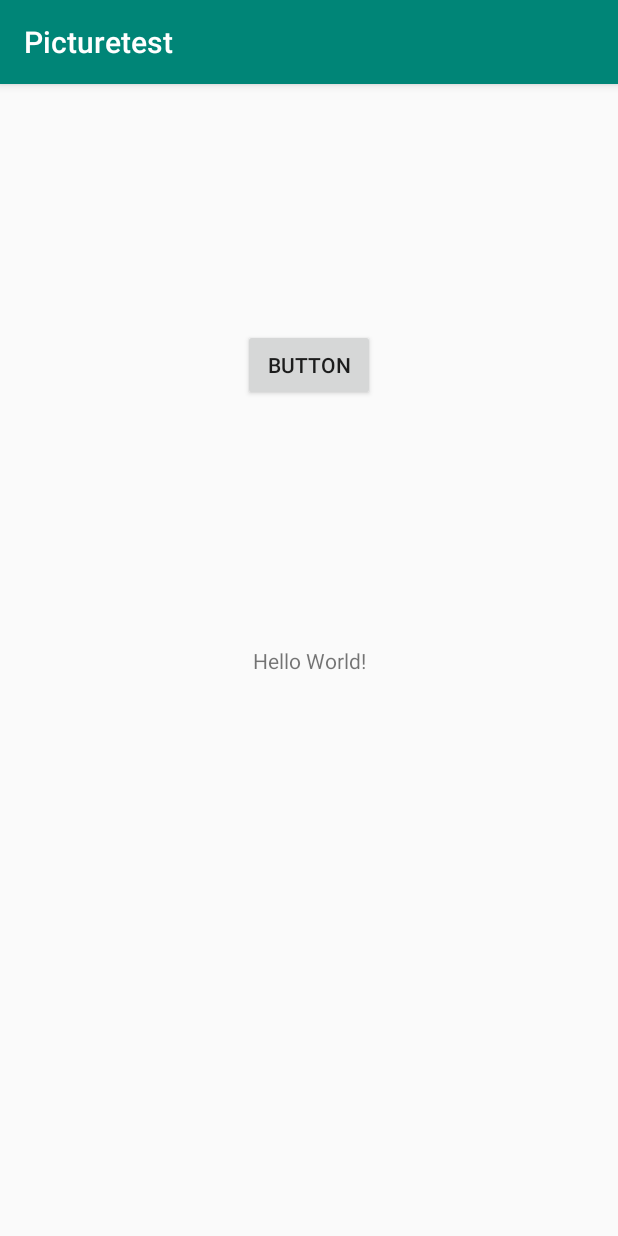
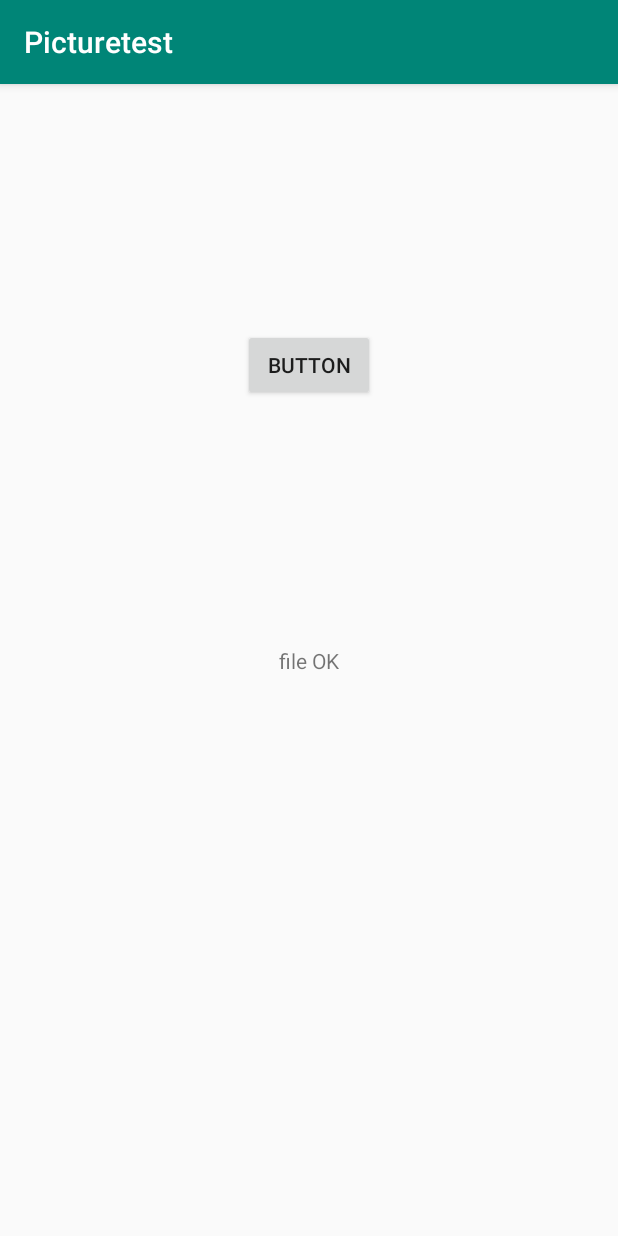
Before and after one commit to zyundamochi080/Picturetest, an Android app: the screen it shows after launch (MainActivity), after a tap on "BUTTON", on a phone screen of 412 x 824 dp. Run offline under Robolectric (Android 15) with nearby library versions, the phone set to English and light mode, and no system bars.

Commit message:
Clean kotlin file

```diff
--- a/app/src/main/java/vitaty14/kg/picturetest/MainActivity.kt
+++ b/app/src/main/java/vitaty14/kg/picturetest/MainActivity.kt
@@ -3,10 +3,8 @@ package vitaty14.kg.picturetest
 import android.Manifest
 import android.app.Activity
 import android.content.ContentValues
-import android.content.Context
 import android.content.Intent
 import android.content.pm.PackageManager
-import android.graphics.Bitmap
 import android.graphics.BitmapFactory
 import android.net.Uri
 import android.support.v7.app.AppCompatActivity
@@ -21,9 +19,6 @@ import android.widget.Toast
 import kotlinx.android.synthetic.main.activity_main.*
 import java.io.File
 import java.io.FileInputStream
-import java.io.FileOutputStream
-import java.text.SimpleDateFormat
-import java.util.*
 
 class MainActivity : AppCompatActivity() {
     companion object {
@@ -32,7 +27,6 @@ class MainActivity : AppCompatActivity() {
     }
 
     private lateinit var path: String
-    var out: FileOutputStream? = null
     val storageDir = Environment.getExternalStoragePublicDirectory(Environment.DIRECTORY_DCIM + "/KG")
     var file = (storageDir.getAbsolutePath()+"/*.jpg")
 
@@ -47,7 +41,7 @@ class MainActivity : AppCompatActivity() {
 
     override fun onResume() {
         super.onResume()
-        //画像があるかどうかで分岐をかける
+        //TODO 画像があるかどうかで分岐をかける
             btnLaunchCamera.setOnClickListener {
 
                 Intent(MediaStore.ACTION_IMAGE_CAPTURE).resolveActivity(packageManager)?.let {
@@ -57,12 +51,14 @@ class MainActivity : AppCompatActivity() {
                     } else {
                         grantCameraPermission()
                     }
-                } ?: Toast.makeText(this, "カメラを扱うアプリがありません", Toast.LENGTH_LONG).show()
+                } ?: Toast.makeText(this, "no camera application", Toast.LENGTH_LONG).show()
             }
         if(file.isEmpty()) {
             Log.d("debug","file empty")
+            textView.text = "file empty"
         }else{
             Log.d("debug","file OK")
+            textView.text = "file OK"
         }
     }
 
```
